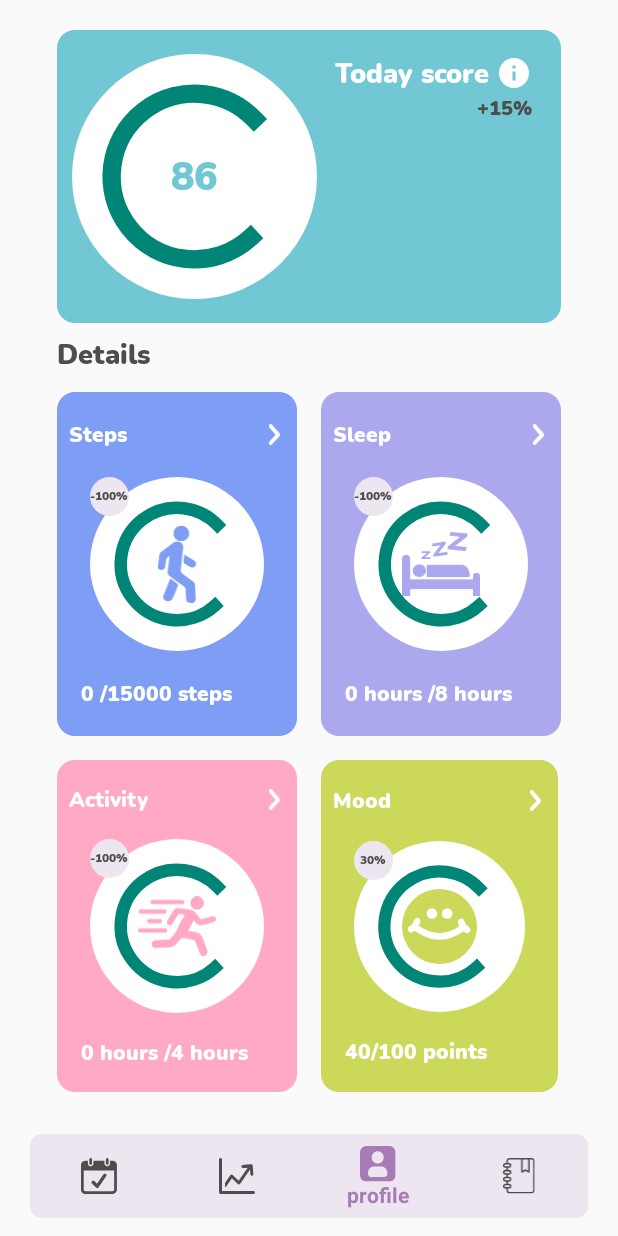
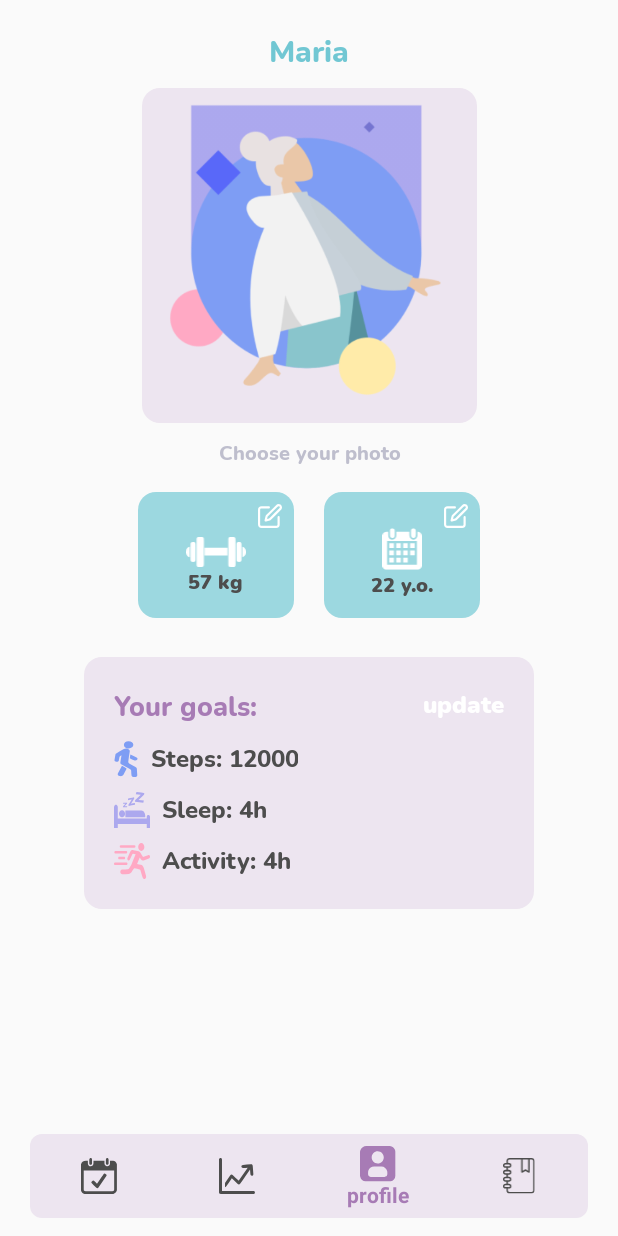
Before and after one commit to feelsoftware/FeelFine, an Android app: the HomeFragment screen opened through its navigation route, item 3 of the bottom bar chosen, on a phone screen of 412 x 824 dp. Run offline under Robolectric (Android 15) with nearby library versions, the phone set to English and light mode, and no system bars; our stand-ins replace Room's generated code, RxJava, Timber, navigation-ui; libraries missing offline, so code that uses them is left out: com.github.mikephil.charting; plain views replace CircularProgressBar; 1 statement that could not run was skipped.

Commit message:
Added UI for profile fragment

```diff
--- a/app/src/main/java/com/feelsoftware/feelfine/di/presentation.kt
+++ b/app/src/main/java/com/feelsoftware/feelfine/di/presentation.kt
@@ -10,6 +10,7 @@ import com.feelsoftware.feelfine.ui.onboarding.AgeViewModel
 import com.feelsoftware.feelfine.ui.onboarding.GenderViewModel
 import com.feelsoftware.feelfine.ui.onboarding.NickNameViewModel
 import com.feelsoftware.feelfine.ui.onboarding.WeightViewModel
+import com.feelsoftware.feelfine.ui.profile.ProfileViewModel
 import com.feelsoftware.feelfine.ui.score.*
 import com.feelsoftware.feelfine.ui.statistic.StatisticViewModel
 import com.feelsoftware.feelfine.utils.OnBoardingFlowManager
@@ -53,4 +54,8 @@ val presentationModule = module {
     viewModel {
         StatisticViewModel(get<GetFitDataUseCase>())
     }
+
+    viewModel {
+        ProfileViewModel(get<GetFitDataUseCase>())
+    }
 }
--- /dev/null
+++ b/app/src/main/java/com/feelsoftware/feelfine/ui/profile/ProfileFragment.kt
@@ -0,0 +1,18 @@
+package com.feelsoftware.feelfine.ui.profile
+
+import com.feelsoftware.feelfine.R
+import com.feelsoftware.feelfine.fit.usecase.GetFitDataUseCase
+import com.feelsoftware.feelfine.ui.base.BaseFragment
+import com.feelsoftware.feelfine.ui.base.BaseViewModel
+import org.koin.androidx.viewmodel.ext.android.viewModel
+
+class ProfileFragment : BaseFragment<ProfileViewModel>(R.layout.fragment_profile) {
+
+    override val viewModel: ProfileViewModel by viewModel()
+
+    override fun onReady() {}
+}
+
+class ProfileViewModel(useCase: GetFitDataUseCase) : BaseViewModel() {
+
+}
--- /dev/null
+++ b/app/src/main/res/drawable/ic_calendar.xml
@@ -0,0 +1,52 @@
+<vector xmlns:android="http://schemas.android.com/apk/res/android"
+    android:width="182dp"
+    android:height="194dp"
+    android:viewportWidth="182"
+    android:viewportHeight="194">
+  <group>
+    <clip-path
+        android:pathData="M0,0.647h182v192.706h-182z"/>
+    <path
+        android:pathData="M0,176.985C0,129.143 0,81.227 0,33.385C0.222,33.236 0.518,33.162 0.518,32.939C4.663,19.1 13.841,15.826 27.459,17.76C27.459,19.695 27.385,21.629 27.459,23.564C27.607,28.623 27.385,33.757 28.125,38.742C29.828,50.796 43.668,57.641 54.4,52.135C62.024,48.266 64.762,41.57 65.132,33.608C65.354,28.326 65.132,22.969 65.132,17.537C85.264,17.537 105.026,17.537 125.083,17.537C125.083,21.183 125.009,24.457 125.083,27.805C125.231,31.748 125.009,35.766 125.898,39.561C128.488,51.093 139.738,56.302 148.916,53.4C156.391,51.019 161.942,44.025 162.238,36.064C162.46,29.888 162.312,23.787 162.312,17.612C173.266,17.016 182,25.796 182.074,37.031C182.148,82.492 182.074,128.027 182.074,173.488C182.074,174.678 181.926,175.943 181.63,177.133C179.78,185.467 174.525,190.6 166.605,193.205C116.276,193.205 65.946,193.205 15.617,193.205C10.14,191.196 5.255,188.443 2.664,182.788C1.702,181.002 0.888,178.994 0,176.985ZM22.204,170.214C68.315,170.214 114.055,170.214 159.944,170.214C159.944,133.235 159.944,96.48 159.944,59.575C113.981,59.575 68.241,59.575 22.204,59.575C22.204,96.48 22.204,133.235 22.204,170.214Z"
+        android:fillColor="#4D4D4D"/>
+    <path
+        android:pathData="M154.911,23.638C154.615,28.4 154.837,33.311 153.949,37.998C152.912,43.578 147.88,46.926 142.995,46.406C137.592,45.885 132.781,41.049 132.707,35.543C132.485,27.507 132.485,19.471 132.707,11.361C132.781,5.335 137.814,0.647 143.661,0.647C149.878,0.647 154.393,5.111 154.615,11.659C154.763,15.602 154.615,19.62 154.615,23.564C154.763,23.638 154.837,23.638 154.911,23.638Z"
+        android:fillColor="#4D4D4D"/>
+    <path
+        android:pathData="M35.526,23.564C35.526,19.695 35.526,15.9 35.526,12.031C35.6,5.409 39.597,0.945 45.74,0.647C51.809,0.35 57.138,4.74 57.434,11.064C57.804,19.248 57.804,27.433 57.434,35.617C57.212,41.644 51.365,46.778 45.888,46.48C39.819,46.108 35.526,41.272 35.526,34.724C35.526,31.004 35.526,27.284 35.526,23.564Z"
+        android:fillColor="#4D4D4D"/>
+    <path
+        android:pathData="M149.878,70.215C149.878,77.655 149.878,84.947 149.878,92.536C142.772,92.536 135.741,92.536 128.34,92.536C128.34,85.319 128.34,77.953 128.34,70.215C135.297,70.215 142.402,70.215 149.878,70.215Z"
+        android:fillColor="#4D4D4D"/>
+    <path
+        android:pathData="M32.269,70.139C39.596,70.139 46.554,70.139 53.733,70.139C53.733,77.728 53.733,85.094 53.733,92.684C46.554,92.684 39.448,92.684 32.269,92.684C32.269,85.02 32.269,77.579 32.269,70.139Z"
+        android:fillColor="#4D4D4D"/>
+    <path
+        android:pathData="M31.974,103.845C39.523,103.845 46.555,103.845 53.808,103.845C53.808,111.36 53.808,118.577 53.808,126.315C46.999,126.315 40.263,126.39 33.602,126.241C33.084,126.241 32.122,124.753 32.048,123.934C31.9,117.387 31.974,110.839 31.974,103.845Z"
+        android:fillColor="#4D4D4D"/>
+    <path
+        android:pathData="M128.414,103.772C135.593,103.772 142.551,103.772 150.1,103.772C150.1,110.915 150.174,117.908 150.026,124.902C150.026,125.423 148.694,126.316 147.954,126.316C141.589,126.391 135.149,126.391 128.488,126.391C128.414,118.876 128.414,111.51 128.414,103.772Z"
+        android:fillColor="#4D4D4D"/>
+    <path
+        android:pathData="M32.196,137.401C39.375,137.401 46.407,137.401 53.734,137.401C53.734,144.767 53.734,152.133 53.734,159.648C46.555,159.648 39.449,159.648 32.196,159.648C32.196,152.207 32.196,144.916 32.196,137.401Z"
+        android:fillColor="#4D4D4D"/>
+    <path
+        android:pathData="M64.392,70.139C71.497,70.139 78.307,70.139 85.486,70.139C85.486,77.505 85.486,85.02 85.486,92.684C78.455,92.684 71.497,92.684 64.392,92.684C64.392,85.094 64.392,77.728 64.392,70.139Z"
+        android:fillColor="#4D4D4D"/>
+    <path
+        android:pathData="M96.441,70.139C103.694,70.139 110.577,70.139 117.683,70.139C117.683,77.728 117.683,85.094 117.683,92.684C110.577,92.684 103.62,92.684 96.441,92.684C96.441,85.094 96.441,77.728 96.441,70.139Z"
+        android:fillColor="#4D4D4D"/>
+    <path
+        android:pathData="M85.634,104.068C85.634,111.508 85.634,118.726 85.634,126.389C78.973,126.389 72.459,126.464 65.946,126.315C65.354,126.315 64.244,124.901 64.244,124.157C64.096,117.61 64.17,111.062 64.17,104.068C71.349,104.068 78.381,104.068 85.634,104.068Z"
+        android:fillColor="#4D4D4D"/>
+    <path
+        android:pathData="M117.683,103.919C117.683,111.36 117.683,118.577 117.683,126.092C110.577,126.092 103.62,126.092 96.441,126.092C96.441,118.726 96.441,111.508 96.441,103.919C103.472,103.919 110.503,103.919 117.683,103.919Z"
+        android:fillColor="#4D4D4D"/>
+    <path
+        android:pathData="M64.54,137.401C71.497,137.401 78.454,137.401 85.633,137.401C85.633,144.767 85.633,151.984 85.633,159.573C78.75,159.573 71.867,159.573 64.54,159.573C64.54,152.282 64.54,144.99 64.54,137.401Z"
+        android:fillColor="#4D4D4D"/>
+    <path
+        android:pathData="M117.683,159.648C110.355,159.648 103.472,159.648 96.441,159.648C96.441,152.207 96.441,144.99 96.441,137.401C103.472,137.401 110.503,137.401 117.683,137.401C117.683,144.916 117.683,152.133 117.683,159.648Z"
+        android:fillColor="#4D4D4D"/>
+  </group>
+</vector>
--- /dev/null
+++ b/app/src/main/res/drawable/ic_edit.xml
@@ -0,0 +1,16 @@
+<vector xmlns:android="http://schemas.android.com/apk/res/android"
+    android:width="84dp"
+    android:height="84dp"
+    android:viewportWidth="84"
+    android:viewportHeight="84">
+  <group>
+    <clip-path
+        android:pathData="M0,0h84v84h-84z"/>
+    <path
+        android:pathData="M37.9316,83.9993C29.5518,83.9993 21.2125,83.9993 12.8328,83.9993C4.6149,83.9588 0,79.4226 0,71.2413C0,54.3522 0,37.5036 0,20.6145C0,12.5952 4.6554,8.0185 12.7518,8.0185C20.8482,8.0185 28.9446,8.0185 37.041,8.0185C40.0366,8.0185 41.6964,9.3956 41.6559,11.8662C41.6559,14.2963 39.9961,15.6733 36.96,15.6733C28.7422,15.6733 20.4839,15.6733 12.266,15.6733C8.9465,15.6733 7.5701,17.0099 7.5701,20.25C7.5701,37.3821 7.5701,54.5142 7.5701,71.6868C7.5701,75.0485 8.987,76.4255 12.428,76.4255C29.5113,76.4255 46.5542,76.4255 63.6376,76.4255C66.9571,76.4255 68.3335,75.089 68.3335,71.8083C68.3335,63.4245 68.3335,55.0812 68.3335,46.6974C68.3335,44.2673 69.5075,42.6473 71.4101,42.3638C73.8795,41.9588 75.9036,43.4978 75.9441,46.0494C76.0251,55.0812 76.1465,64.1536 75.9036,73.1854C75.7417,79.5846 70.641,83.9588 63.8805,83.9993C55.2174,84.0398 46.5542,83.9993 37.9316,83.9993Z"
+        android:fillColor="#4D4D4D"/>
+    <path
+        android:pathData="M72.5036,0C76.9161,0.2025 80.6,2.2681 82.705,6.6017C84.7696,10.8139 84.3648,14.9855 81.612,18.8332C81.0858,19.6027 80.3976,20.2912 79.7498,20.9392C68.2935,32.4012 56.8776,43.8631 45.3807,55.2845C44.3282,56.297 42.8708,57.107 41.454,57.5121C37.1224,58.7676 32.7503,59.7801 28.3783,60.8332C24.4111,61.8052 22.1846,59.5776 23.1966,55.6085C24.2896,51.1533 25.3422,46.6982 26.5971,42.324C26.9614,41.109 27.6091,39.7724 28.4997,38.8814C40.0371,27.217 51.6554,15.6741 63.2332,4.0501C65.6621,1.4986 68.5768,0.0405 72.5036,0ZM31.8193,52.2064C34.2482,51.5988 36.3532,51.1128 38.4178,50.5053C39.2679,50.2623 40.199,49.8168 40.8062,49.1688C52.1412,37.9094 63.4356,26.6095 74.6896,15.269C76.7947,13.163 76.9566,10.6519 75.1754,8.8293C73.3537,6.9257 70.8033,7.0877 68.6173,9.2748C57.3634,20.5342 46.1094,31.7531 34.8959,43.053C34.3696,43.5796 33.8029,44.1871 33.6409,44.8351C32.9528,47.1437 32.467,49.4928 31.8193,52.2064Z"
+        android:fillColor="#4D4D4D"/>
+  </group>
+</vector>
--- /dev/null
+++ b/app/src/main/res/drawable/ic_profile_activity.xml
@@ -0,0 +1,7 @@
+<?xml version="1.0" encoding="utf-8"?>
+<layer-list xmlns:android="http://schemas.android.com/apk/res/android">
+    <item
+        android:width="24dp"
+        android:height="24dp"
+        android:drawable="@drawable/ic_activity" />
+</layer-list>
--- /dev/null
+++ b/app/src/main/res/drawable/ic_profile_sleep.xml
@@ -0,0 +1,7 @@
+<?xml version="1.0" encoding="utf-8"?>
+<layer-list xmlns:android="http://schemas.android.com/apk/res/android">
+    <item
+        android:width="24dp"
+        android:height="24dp"
+        android:drawable="@drawable/ic_sleep" />
+</layer-list>
--- /dev/null
+++ b/app/src/main/res/drawable/ic_profile_step.xml
@@ -0,0 +1,7 @@
+<?xml version="1.0" encoding="utf-8"?>
+<layer-list xmlns:android="http://schemas.android.com/apk/res/android">
+    <item
+        android:width="16dp"
+        android:height="24dp"
+        android:drawable="@drawable/ic_step" />
+</layer-list>
--- /dev/null
+++ b/app/src/main/res/layout/fragment_profile.xml
@@ -0,0 +1,252 @@
+<?xml version="1.0" encoding="utf-8"?>
+<androidx.constraintlayout.widget.ConstraintLayout xmlns:android="http://schemas.android.com/apk/res/android"
+    xmlns:app="http://schemas.android.com/apk/res-auto"
+    android:paddingStart="40dp"
+    android:paddingEnd="40dp"
+    android:layout_width="match_parent"
+    android:layout_height="match_parent">
+
+    <androidx.constraintlayout.widget.Guideline
+        android:id="@+id/centerGL"
+        android:layout_width="match_parent"
+        android:layout_height="wrap_content"
+        android:orientation="vertical"
+        app:layout_constraintGuide_percent="0.5" />
+
+    <TextView
+        android:id="@+id/nameTV"
+        android:layout_width="0dp"
+        android:layout_height="wrap_content"
+        android:layout_gravity="center"
+        android:layout_marginTop="20dp"
+        android:fontFamily="@font/nunito_extrabold"
+        android:gravity="center"
+        android:text="Maria"
+        android:textColor="@color/blueMain"
+        android:textSize="20sp"
+        app:layout_constraintEnd_toEndOf="parent"
+        app:layout_constraintStart_toStartOf="parent"
+        app:layout_constraintTop_toTopOf="parent" />
+
+    <androidx.constraintlayout.widget.ConstraintLayout
+        android:id="@+id/constraintLayout"
+        android:layout_width="0dp"
+        android:layout_height="0dp"
+        android:layout_margin="10dp"
+        android:background="@drawable/background_score"
+        android:backgroundTint="@color/paleGrey"
+        app:layout_constraintBottom_toTopOf="@+id/textView5"
+        app:layout_constraintDimensionRatio="1:1"
+        app:layout_constraintEnd_toEndOf="parent"
+        app:layout_constraintStart_toStartOf="parent"
+        app:layout_constraintTop_toBottomOf="@+id/nameTV">
+
+        <androidx.appcompat.widget.AppCompatImageView
+            android:id="@+id/male"
+            android:layout_margin="10dp"
+            android:layout_width="match_parent"
+            android:layout_height="match_parent"
+            android:checked="true"
+            android:src="@drawable/ic_profile_background" />
+
+    </androidx.constraintlayout.widget.ConstraintLayout>
+
+    <TextView
+        android:id="@+id/textView5"
+        android:layout_width="0dp"
+        android:layout_height="wrap_content"
+        android:layout_gravity="center"
+        android:layout_marginBottom="16dp"
+        android:fontFamily="@font/nunito_extrabold"
+        android:gravity="center"
+        android:text="Choose your photo"
+        android:textColor="@color/cloudyBlue"
+        android:textSize="13sp"
+        app:layout_constraintBottom_toTopOf="@+id/wageCL"
+        app:layout_constraintEnd_toEndOf="parent"
+        app:layout_constraintStart_toStartOf="parent" />
+
+    <LinearLayout
+        android:id="@+id/wageCL"
+        android:layout_width="104dp"
+        android:layout_height="84dp"
+        android:layout_marginEnd="10dp"
+        android:orientation="vertical"
+        android:padding="8dp"
+        android:backgroundTint="@color/lightTeal"
+        android:background="@drawable/background_score"
+        app:layout_constraintBottom_toBottomOf="parent"
+        app:layout_constraintEnd_toStartOf="@+id/centerGL"
+        app:layout_constraintTop_toTopOf="parent">
+
+        <androidx.appcompat.widget.AppCompatImageView
+            android:id="@+id/editWageIV"
+            android:layout_width="16dp"
+            android:layout_height="16dp"
+            android:tint="@color/white"
+            android:layout_gravity="end|top"
+            android:fontFamily="@font/montserrat_bold"
+            android:foregroundGravity="center"
+            android:gravity="center"
+            android:src="@drawable/ic_edit" />
+
+        <androidx.appcompat.widget.AppCompatImageView
+            android:id="@+id/wageIV"
+            android:layout_width="40dp"
+            android:layout_height="20dp"
+            android:tint="@color/white"
+           android:layout_gravity="center"
+            android:layout_marginTop="6dp"
+            android:fontFamily="@font/montserrat_bold"
+            android:foregroundGravity="center"
+            android:gravity="center"
+            android:src="@drawable/ic_wage" />
+
+        <TextView
+            android:layout_width="wrap_content"
+            android:layout_height="wrap_content"
+            android:fontFamily="@font/nunito_black"
+            android:layout_gravity="center"
+            android:text="57 kg"
+            android:textColor="@color/greyishBrown"
+            android:textSize="13sp" />
+
+    </LinearLayout>
+
+    <LinearLayout
+        android:id="@+id/ageCL"
+        android:layout_width="104dp"
+        android:layout_height="84dp"
+        android:layout_marginStart="10dp"
+        android:orientation="vertical"
+        android:padding="8dp"
+        android:backgroundTint="@color/lightTeal"
+        android:background="@drawable/background_score"
+        app:layout_constraintBottom_toBottomOf="parent"
+        app:layout_constraintStart_toStartOf="@+id/centerGL"
+        app:layout_constraintTop_toTopOf="parent">
+
+        <androidx.appcompat.widget.AppCompatImageView
+            android:id="@+id/ageWageIV"
+            android:layout_width="16dp"
+            android:layout_height="16dp"
+            android:tint="@color/white"
+            android:layout_gravity="end|top"
+            android:fontFamily="@font/montserrat_bold"
+            android:foregroundGravity="center"
+            android:gravity="center"
+            android:src="@drawable/ic_edit" />
+
+        <androidx.appcompat.widget.AppCompatImageView
+            android:id="@+id/ageIV"
+            android:layout_width="28dp"
+            android:layout_height="28dp"
+            android:tint="@color/white"
+            android:layout_gravity="center"
+            android:fontFamily="@font/montserrat_bold"
+            android:foregroundGravity="center"
+            android:gravity="center"
+            android:src="@drawable/ic_calendar" />
+
+        <TextView
+            android:layout_width="wrap_content"
+            android:layout_height="wrap_content"
+            android:fontFamily="@font/nunito_black"
+            android:layout_gravity="center"
+            android:text="22 y.o."
+            android:textColor="@color/greyishBrown"
+            android:textSize="13sp" />
+
+    </LinearLayout>
+
+    <androidx.constraintlayout.widget.ConstraintLayout
+        android:layout_width="0dp"
+        android:layout_height="wrap_content"
+        android:layout_marginStart="16dp"
+        android:layout_marginEnd="16dp"
+        android:layout_marginTop="26dp"
+        android:background="@drawable/background_score"
+        android:backgroundTint="@color/paleGrey"
+        android:padding="20dp"
+        app:layout_constraintBottom_toBottomOf="parent"
+        app:layout_constraintEnd_toEndOf="parent"
+        app:layout_constraintStart_toStartOf="parent"
+        app:layout_constraintTop_toBottomOf="@+id/wageCL"
+        app:layout_constraintVertical_bias="0.0">
+
+        <TextView
+            android:id="@+id/goalsTV"
+            android:layout_width="wrap_content"
+            android:layout_height="wrap_content"
+            android:layout_gravity="start"
+            android:fontFamily="@font/nunito_extrabold"
+            android:gravity="center"
+            android:text="Your goals: "
+            android:textColor="@color/softPurple"
+            android:textSize="18sp"
+            app:layout_constraintStart_toStartOf="parent"
+            app:layout_constraintTop_toTopOf="parent" />
+
+        <TextView
+            android:id="@+id/updateTV"
+            android:layout_width="wrap_content"
+            android:layout_height="wrap_content"
+            android:layout_gravity="start"
+            android:fontFamily="@font/nunito_black"
+            android:gravity="center"
+            android:text="update"
+            android:textColor="@color/white"
+            android:textSize="16sp"
+            app:layout_constraintEnd_toEndOf="parent"
+            app:layout_constraintTop_toTopOf="parent" />
+
+        <TextView
+            android:id="@+id/stepsTV"
+            android:layout_width="wrap_content"
+            android:layout_height="wrap_content"
+            android:layout_gravity="start"
+            android:layout_marginTop="10dp"
+            android:drawableLeft="@drawable/ic_profile_step"
+            android:drawablePadding="8dp"
+            android:fontFamily="@font/nunito_extrabold"
+            android:gravity="center"
+            android:text="Steps: 12000"
+            android:textColor="@color/greyishBrown"
+            android:textSize="16sp"
+            app:layout_constraintStart_toStartOf="parent"
+            app:layout_constraintTop_toBottomOf="@id/goalsTV" />
+
+        <TextView
+            android:id="@+id/sleepTV"
+            android:layout_width="wrap_content"
+            android:layout_height="wrap_content"
+            android:layout_gravity="start"
+            android:layout_marginTop="10dp"
+            android:drawableStart="@drawable/ic_profile_sleep"
+            android:drawablePadding="8dp"
+            android:fontFamily="@font/nunito_extrabold"
+            android:gravity="center"
+            android:text="Sleep: 4h"
+            android:textColor="@color/greyishBrown"
+            android:textSize="16sp"
+            app:layout_constraintStart_toStartOf="parent"
+            app:layout_constraintTop_toBottomOf="@id/stepsTV" />
+
+        <TextView
+            android:id="@+id/activityTV"
+            android:layout_width="wrap_content"
+            android:layout_height="wrap_content"
+            android:layout_gravity="start"
+            android:layout_marginTop="10dp"
+            android:drawableLeft="@drawable/ic_profile_activity"
+            android:drawablePadding="8dp"
+            android:fontFamily="@font/nunito_extrabold"
+            android:gravity="center"
+            android:text="Activity: 4h"
+            android:textColor="@color/greyishBrown"
+            android:textSize="16sp"
+            app:layout_constraintStart_toStartOf="parent"
+            app:layout_constraintTop_toBottomOf="@id/sleepTV" />
+
+    </androidx.constraintlayout.widget.ConstraintLayout>
+</androidx.constraintlayout.widget.ConstraintLayout>
--- a/app/src/main/res/menu/home.xml
+++ b/app/src/main/res/menu/home.xml
@@ -14,6 +14,7 @@
         android:title="statistic" />
 
     <item
+        android:id="@id/profileFragment"
         android:icon="@drawable/ic_profile"
         android:title="profile" />
 
--- a/app/src/main/res/navigation/home_nav_graph.xml
+++ b/app/src/main/res/navigation/home_nav_graph.xml
@@ -16,5 +16,10 @@
         android:name="com.feelsoftware.feelfine.ui.statistic.StatisticFragment"
         android:label="StatisticFragment"
         tools:layout="@layout/fragment_statistic" />
+    <fragment
+        android:id="@+id/profileFragment"
+        tools:layout="@layout/fragment_profile"
+        android:name="com.feelsoftware.feelfine.ui.profile.ProfileFragment"
+        android:label="ProfileFragment" />
 
 </navigation>
--- a/app/src/main/res/values/colors.xml
+++ b/app/src/main/res/values/colors.xml
@@ -26,4 +26,6 @@
     <color name="purpleLight">#ede5f0</color>
     <color name="blueMain">#71c7d3</color>
     <color name="lavenderBlue">#7e9df4</color>
+    <color name="lightTeal">#9cd8e0</color>
+    <color name="cloudyBlue">#bebecd</color>
 </resources>
```
Also changed, not shown: app/src/main/res/drawable-v24/ic_profile_background.png (added).
